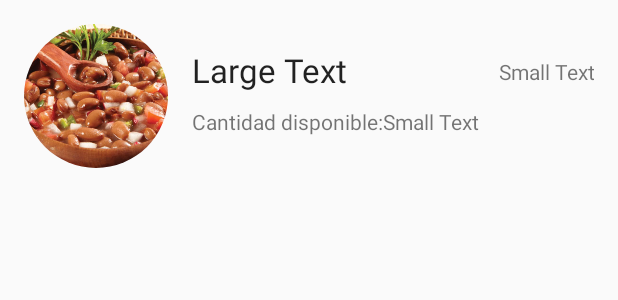
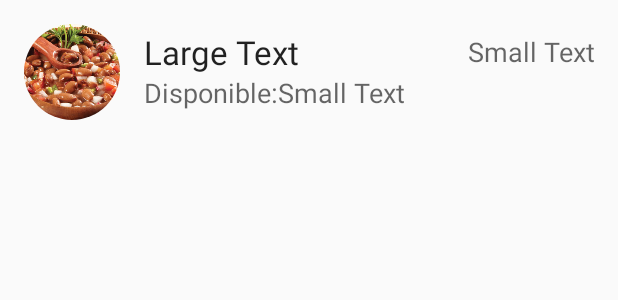
Before and after one commit to Andres0101/vivenatural, an Android app: the layout products_view.xml on its own in the app's theme, with its tools: preview values and no code run, on a phone screen of 412 x 824 dp. Shown: the top 300 px of the screen. Run offline under Robolectric (Android 15) with nearby library versions, the phone set to English and light mode, and no system bars.

Commit message:
Change products and producer's view and color accent

```diff
--- a/app/src/main/res/layout/fragment_estadisticas.xml
+++ b/app/src/main/res/layout/fragment_estadisticas.xml
@@ -12,7 +12,7 @@
             android:id="@+id/tabs"
             android:layout_width="match_parent"
             android:layout_height="wrap_content"
-            android:background="@color/colorPrimaryDark"
+            android:background="@color/colorPrimary"
             app:tabMode="fixed"
             app:tabGravity="fill"/>
     </android.support.design.widget.AppBarLayout>
--- a/app/src/main/res/layout/products_view.xml
+++ b/app/src/main/res/layout/products_view.xml
@@ -7,8 +7,8 @@
     <de.hdodenhof.circleimageview.CircleImageView
         xmlns:app="http://schemas.android.com/apk/res-auto"
         android:id="@+id/imageProduct"
-        android:layout_width="96dp"
-        android:layout_height="96dp"
+        android:layout_width="64dp"
+        android:layout_height="64dp"
         android:src="@drawable/frijoles"
         android:layout_margin="16dp"/>
 
@@ -18,7 +18,7 @@
         android:layout_height="wrap_content"
         android:textAppearance="?android:attr/textAppearanceLarge"
         android:text="Large Text"
-        android:paddingTop="16dp"
+        android:paddingTop="4dp"
         android:layout_alignTop="@+id/imageProduct"
         android:layout_toRightOf="@+id/imageProduct"
         android:layout_toEndOf="@+id/imageProduct" />
@@ -27,10 +27,10 @@
         android:id="@+id/textPrecio"
         android:layout_width="match_parent"
         android:layout_height="wrap_content"
-        android:textAppearance="?android:attr/textAppearanceSmall"
+        android:textAppearance="?android:attr/textAppearanceMedium"
         android:text="Small Text"
         android:gravity="end"
-        android:paddingTop="22dp"
+        android:paddingTop="6dp"
         android:layout_marginRight="16dp"
         android:layout_alignTop="@+id/imageProduct"
         android:layout_toRightOf="@+id/textNameProduct"
@@ -41,22 +41,20 @@
         android:id="@+id/textViewCantidad"
         android:layout_width="wrap_content"
         android:layout_height="wrap_content"
-        android:textAppearance="?android:attr/textAppearanceSmall"
+        android:textAppearance="?android:attr/textAppearanceMedium"
         android:text="@string/cantidad"
         android:layout_below="@+id/textNameProduct"
         android:layout_toRightOf="@+id/imageProduct"
-        android:layout_toEndOf="@+id/imageProduct"
-        android:layout_marginTop="10dp"/>
+        android:layout_toEndOf="@+id/imageProduct"/>
 
     <TextView
         android:id="@+id/textCantidad"
         android:layout_width="match_parent"
         android:layout_height="wrap_content"
-        android:textAppearance="?android:attr/textAppearanceSmall"
+        android:textAppearance="?android:attr/textAppearanceMedium"
         android:text="Small Text"
         android:layout_below="@+id/textNameProduct"
         android:layout_toRightOf="@+id/textViewCantidad"
-        android:layout_toEndOf="@+id/imageProduct"
-        android:layout_marginTop="10dp"/>
+        android:layout_toEndOf="@+id/imageProduct"/>
 
 </RelativeLayout>
--- a/app/src/main/res/values/colors.xml
+++ b/app/src/main/res/values/colors.xml
@@ -5,7 +5,7 @@
     <color name="textColorPrimary">#FFFFFF</color>
     <color name="windowBackground">#FFFFFF</color>
     <color name="navigationBarColor">#000000</color>
-    <color name="colorAccent">#8BC34A</color>
+    <color name="colorAccent">#CDDC39</color>
     <color name="colorError">#8BC34A</color>
     <color name="colorGris">#9E9E9E</color>
 </resources>
--- a/app/src/main/res/values/strings.xml
+++ b/app/src/main/res/values/strings.xml
@@ -60,7 +60,7 @@
     <string name="addProducts">Agregar Producto</string>
     <string name="agregar">Agregar</string>
     <string name="cancelar">Cancelar</string>
-    <string name="cantidad">Cantidad disponible:</string>
+    <string name="cantidad">Disponible:</string>
     <string name="cantidadOfrecida">Cantidad a ofrecer</string>
     <string name="info">Información</string>
     <string name="addDescription">Ingresa descripción.</string>
```
Also changed, not shown: app/src/main/res/layout/producers_view.xml (+5 -6 lines).
